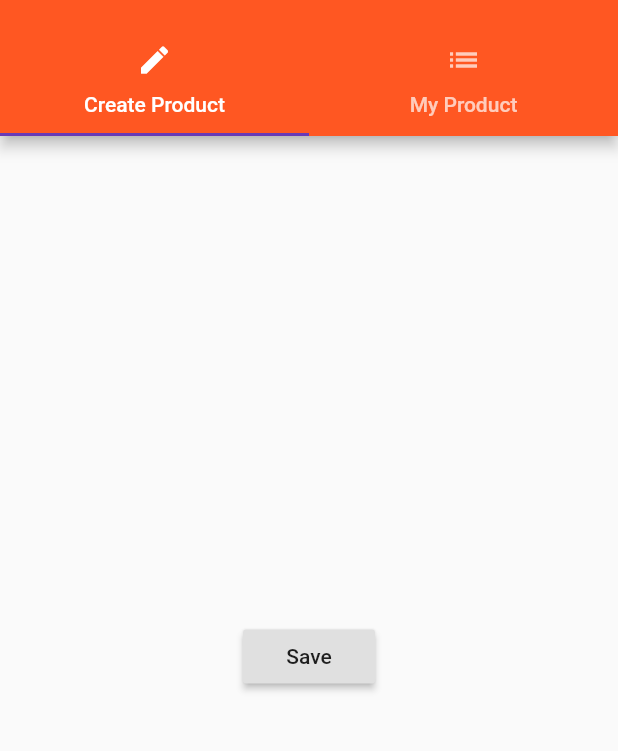
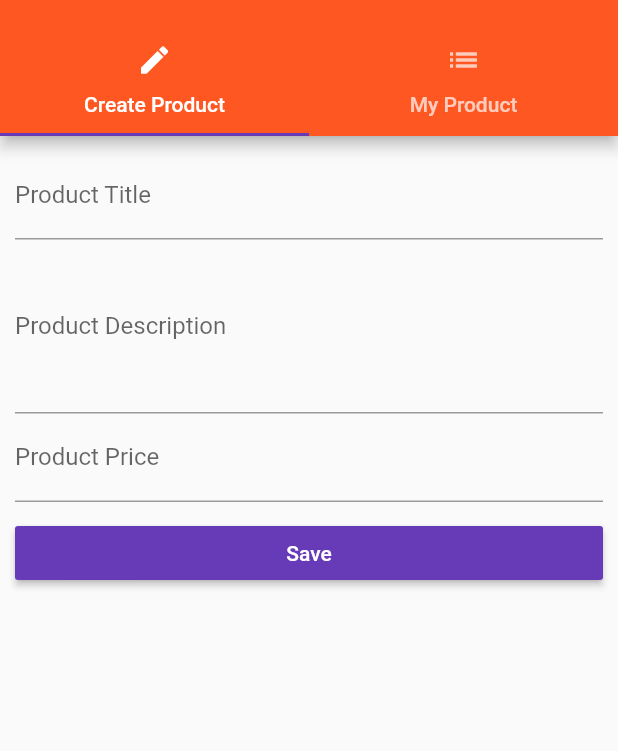
Before and after one commit to Dev-Anan/flutter_course, a Flutter app: the ProductAdminPage screen opened by its route, on a phone screen of 412 x 824 dp, the part 59-810 px from its top. Run offline on Flutter 3.47's test engine with Material 2 defaults, Android fonts, the phone set to English and light mode, and no system bars.

Commit message:
improving the style of our form

```diff
--- a/lib/pages/product.dart
+++ b/lib/pages/product.dart
@@ -59,7 +59,8 @@ class ProductPage extends StatelessWidget {
             Container(
               padding: EdgeInsets.all(10.0),
               child: RaisedButton(
-                color: Color.fromRGBO(255, 0, 0, 0.8),
+                color: Theme.of(context).accentColor,
+                textColor: Colors.white,
                 child: Text('DELETE'),
                 onPressed: () => _showWarningDialog(context),
               ),
--- a/lib/pages/product_create.dart
+++ b/lib/pages/product_create.dart
@@ -1,21 +1,73 @@
 import 'package:flutter/material.dart';
 
-class ProductCreatePage extends StatelessWidget {
+class ProductCreatePage extends StatefulWidget {
+  final Function addProduct;
+
+  ProductCreatePage(this.addProduct);
+
+  @override
+  State<StatefulWidget> createState() {
+    return _ProductCreateSatate();
+  }
+}
+
+class _ProductCreateSatate extends State<ProductCreatePage> {
+  String titleValue;
+  String descriptionValue;
+  double priceValue;
+
   @override
   Widget build(BuildContext context) {
     // TODO: implement build
-    return Center(
-      child: RaisedButton(
-        child: Text('Save'),
-        onPressed: () {
-          showModalBottomSheet(
-              context: context,
-              builder: (BuildContext context) {
-                return Center(
-                  child: Text('This is a Modal!'),
-                );
+    return Container(
+      margin: EdgeInsets.all(10.0),
+      child: ListView(
+        children: <Widget>[
+          TextField(
+            decoration: InputDecoration(labelText: 'Product Title'),
+            onChanged: (String value) {
+              setState(() {
+                titleValue = value;
               });
-        },
+            },
+          ),
+          TextField(
+            maxLines: 4,
+            decoration: InputDecoration(labelText: 'Product Description'),
+            onChanged: (String value) {
+              setState(() {
+                descriptionValue = value;
+              });
+            },
+          ),
+          TextField(
+            keyboardType: TextInputType.number,
+            decoration: InputDecoration(labelText: 'Product Price'),
+            onChanged: (String value) {
+              setState(() {
+                priceValue = double.parse(value);
+              });
+            },
+          ),
+          SizedBox(
+            height: 10.0,
+          ),
+          RaisedButton(
+            child: Text('Save'),
+            color: Theme.of(context).accentColor,
+            textColor: Colors.white,
+            onPressed: () {
+              final Map<String, dynamic> product = {
+                'title': titleValue,
+                'description': descriptionValue,
+                'price': priceValue,
+                'image': 'assets/food.jpg'
+              };
+              widget.addProduct(product);
+              Navigator.pushReplacementNamed(context, '/');
+            },
+          )
+        ],
       ),
     );
   }
--- a/lib/pages/products_admin.dart
+++ b/lib/pages/products_admin.dart
@@ -1,10 +1,14 @@
 import 'package:flutter/material.dart';
 
-import './products.dart';
 import './product_create.dart';
 import './product_list.dart';
 
 class ProductAdminPage extends StatelessWidget {
+  final Function addProduct;
+  final Function deleteProduct;
+
+  ProductAdminPage(this.addProduct, this.deleteProduct);
+
   @override
   Widget build(BuildContext context) {
     // TODO: implement build
@@ -43,7 +47,7 @@ class ProductAdminPage extends StatelessWidget {
           ),
         ),
         body: TabBarView(
-          children: <Widget>[ProductCreatePage(), ProductListPage()],
+          children: <Widget>[ProductCreatePage(addProduct), ProductListPage()],
         ),
       ),
     );
```
Also changed, not shown: lib/main.dart (+7 -7 lines), lib/pages/auth.dart (+49 -8 lines), lib/pages/products.dart (+4 -5 lines), lib/product_control.dart (deleted, +0 -18 lines), lib/product_manager.dart (+3 -10 lines), lib/products.dart (+5 -14 lines).
